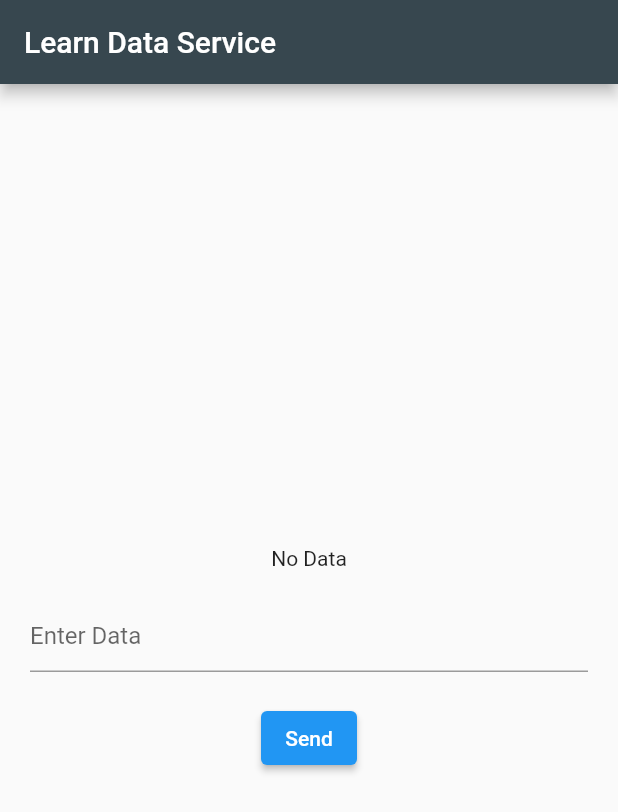
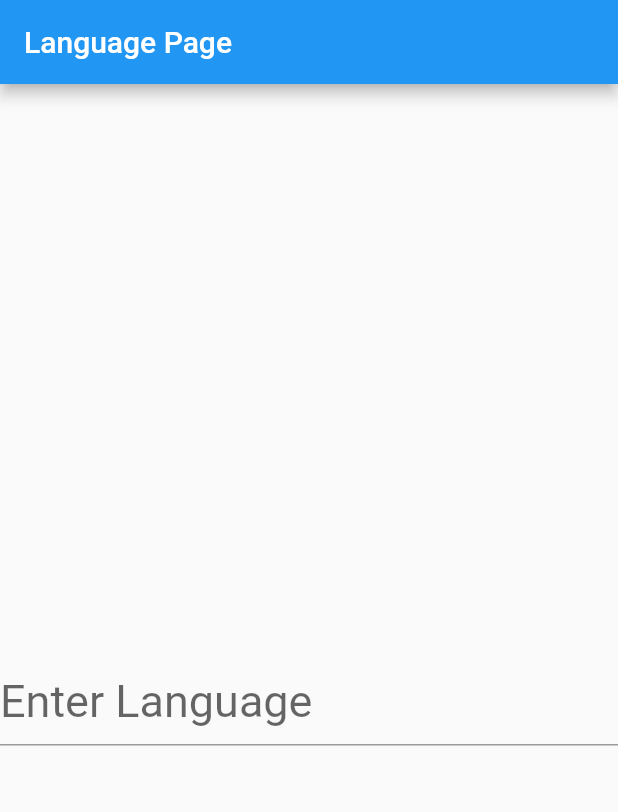
Before and after one commit to Nasibali144/learn_shared_preferance, a Flutter app: the screen it shows after launch, on a phone screen of 412 x 824 dp. Shown: the top 812 px of the screen. Run offline on Flutter 3.47's test engine with Material 2 defaults, Android fonts, the phone set to English and light mode, and no system bars; our stand-ins replace permission_handler, shared_preferences.

Commit message:
push qildim

```diff
--- a/lib/app.dart
+++ b/lib/app.dart
@@ -1,5 +1,7 @@
 import 'package:flutter/material.dart';
 import 'package:learn_shared_preferance/pages/home_page.dart';
+import 'package:learn_shared_preferance/pages/lang_page.dart';
+import 'package:learn_shared_preferance/pages/mode_page.dart';
 
 class LearnDb extends StatelessWidget {
   const LearnDb({Key? key}) : super(key: key);
@@ -7,7 +9,7 @@ class LearnDb extends StatelessWidget {
   @override
   Widget build(BuildContext context) {
     return const MaterialApp(
-      home: HomePage(),
+      home: LangPage(),
     );
   }
 }
--- a/lib/main.dart
+++ b/lib/main.dart
@@ -1,6 +1,10 @@
 import 'package:flutter/material.dart';
+import 'package:learn_shared_preferance/services/new_pref_service.dart';
 import 'app.dart';
 
-void main() {
+void main() async {
+  WidgetsFlutterBinding.ensureInitialized();
+  await NewPrefService.init();
+
   runApp(const LearnDb());
 }
--- /dev/null
+++ b/lib/pages/lang_page.dart
@@ -0,0 +1,57 @@
+import 'package:flutter/material.dart';
+import 'package:learn_shared_preferance/services/new_pref_service.dart';
+
+class LangPage extends StatefulWidget {
+  const LangPage({Key? key}) : super(key: key);
+
+  @override
+  State<LangPage> createState() => _LangPageState();
+}
+
+class _LangPageState extends State<LangPage> {
+  String lang = "";
+
+  @override
+  initState() {
+    super.initState();
+    getLang();
+  }
+
+  void getLang() async {
+    var res = NewPrefService.readData(StorageKey.lang) ?? "";
+    lang = res as String;
+    setState(() {});
+  }
+
+  void setLang(String result) async {
+    await NewPrefService.setData(StorageKey.lang, result);
+    getLang();
+  }
+
+  @override
+  Widget build(BuildContext context) {
+    return Scaffold(
+      appBar: AppBar(
+        title: Text("Language Page"),
+      ),
+      body: Column(
+        crossAxisAlignment: CrossAxisAlignment.center,
+        mainAxisAlignment: MainAxisAlignment.center,
+        children: [
+          Text(lang, style: TextStyle(fontSize: 30),),
+          SizedBox(height: 20,),
+          TextField(
+            decoration: const InputDecoration(
+              hintText: "Enter Language",
+            ),
+            style: const TextStyle(
+              color: Colors.black,
+              fontSize: 30,
+            ),
+            onSubmitted: setLang,
+          ),
+        ],
+      ),
+    );
+  }
+}
--- /dev/null
+++ b/lib/services/new_pref_service.dart
@@ -0,0 +1,36 @@
+import 'package:shared_preferences/shared_preferences.dart';
+
+class NewPrefService {
+  static SharedPreferences? _pref;
+
+  static Future<void> init() async {
+    _pref = await SharedPreferences.getInstance();
+  }
+
+  //store
+  static Future<void> setData(StorageKey key, Object value) async {
+    switch(key) {
+      case StorageKey.mode: {
+        await _pref!.setBool(StorageKey.mode.name, value as bool);
+      } break;
+      case StorageKey.lang: {
+        await _pref!.setString(StorageKey.lang.name, value as String);
+      } break;
+    }
+  }
+
+  // read
+  static Object? readData(StorageKey key) {
+    return _pref!.get(key.name);
+  }
+
+  // remove
+  static Future<void> removeData(StorageKey key) async {
+    await _pref!.remove(key.name);
+  }
+}
+
+enum StorageKey {
+  mode,
+  lang,
+}
--- a/pubspec.yaml
+++ b/pubspec.yaml
@@ -10,10 +10,10 @@ dependencies:
   flutter:
     sdk: flutter
 
-
   cupertino_icons: ^1.0.2
   path_provider: ^2.0.11
   permission_handler: ^10.0.0
+  shared_preferences: ^2.0.15
 
 dev_dependencies:
   flutter_test:
```
Also changed, not shown: lib/pages/mode_page.dart (added, +58 -0 lines), lib/services/pref_service.dart (added, +21 -0 lines), pubspec.lock, 1 other file.
